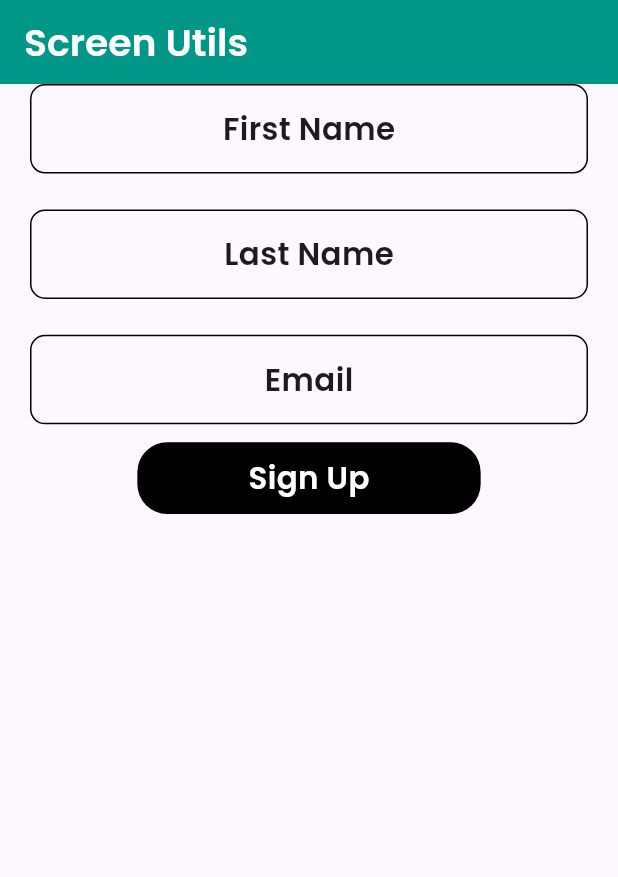
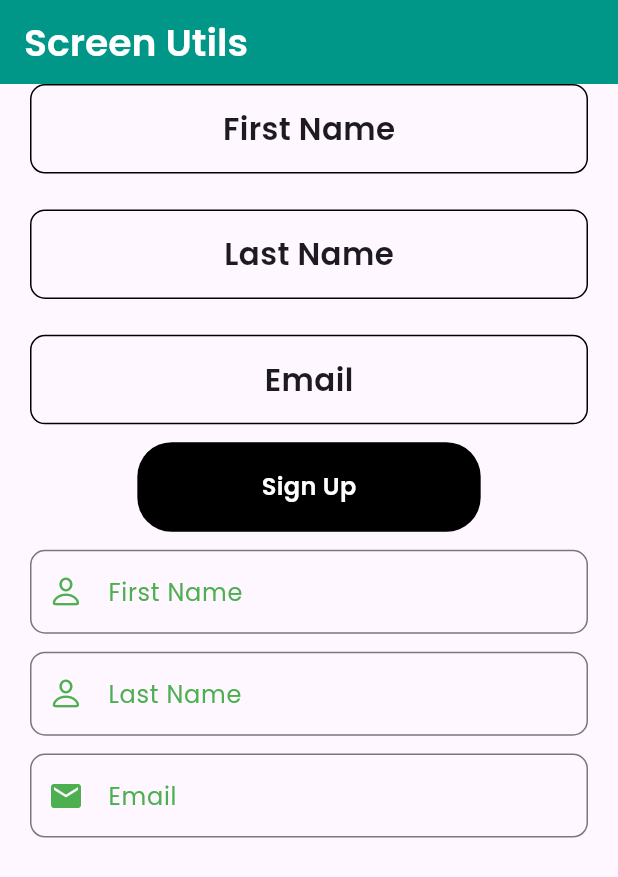
Before and after one commit to Malik399758/Firebase_testing_project, a Flutter app: the screen it shows after launch, on a phone screen of 412 x 824 dp. Shown: the top 877 px of the screen. Run offline on Flutter 3.47's test engine with Material 3 defaults, Android fonts, the phone set to English and light mode, and no system bars; our stand-ins replace cloud_firestore, firebase_auth, firebase_core, flutter_screenutil, flutter_spinkit, google_fonts; accounts and stored records are empty.

Commit message:
Customized textfield

```diff
--- /dev/null
+++ b/lib/views/components/customize_textfield.dart
@@ -0,0 +1,30 @@
+import 'package:flutter/cupertino.dart';
+import 'package:flutter/material.dart';
+import 'package:google_fonts/google_fonts.dart';
+
+class CustomizeTextfield extends StatefulWidget {
+  String hintText;
+  String labelText;
+  final IconData iconData;
+  CustomizeTextfield({super.key,required this.hintText,required this.labelText,required this.iconData});
+
+  @override
+  State<CustomizeTextfield> createState() => _CustomizeTextfieldState();
+}
+
+class _CustomizeTextfieldState extends State<CustomizeTextfield> {
+  @override
+  Widget build(BuildContext context) {
+    return TextFormField(
+      decoration: InputDecoration(
+        hintStyle: GoogleFonts.poppins(color: Colors.green),
+        hintText: widget.hintText,
+        label: Text(widget.labelText,style: GoogleFonts.poppins(color: Colors.green),),
+         prefixIcon: Icon(widget.iconData,color: Colors.green,),
+        border: OutlineInputBorder(
+          borderRadius: BorderRadius.circular(10)
+        )
+      ),
+    );
+  }
+}
--- a/lib/views/screens/screen_utils/screen_utils_screen.dart
+++ b/lib/views/screens/screen_utils/screen_utils_screen.dart
@@ -1,3 +1,4 @@
+import 'package:firebase_first_testing/views/components/customize_textfield.dart';
 import 'package:flutter/cupertino.dart';
 import 'package:flutter/material.dart';
 import 'package:flutter_screenutil/flutter_screenutil.dart';
@@ -20,6 +21,7 @@ class _ScreenUtilsScreenState extends State<ScreenUtilsScreen> {
       ),
       body: Padding(
         padding: const EdgeInsets.symmetric(horizontal: 20),
+        child: SingleChildScrollView(
           child: Column(
             children: [
               Container(
@@ -60,14 +62,24 @@ class _ScreenUtilsScreenState extends State<ScreenUtilsScreen> {
               SizedBox(height: 10.h,),
               Container(
                 width: 200.w,
-              height: 40.h,
+                height: 50.h,
                 decoration: BoxDecoration(
-                borderRadius: BorderRadius.circular(20),
+                  borderRadius: BorderRadius.circular(20.r),
                   color: CupertinoColors.black
                 ),
-              child: Center(child: Text('Sign Up',style: GoogleFonts.poppins(fontSize: 18.sp,fontWeight: FontWeight.w600,color: Colors.white),)),
+                child: Center(child: Text('Sign Up',style: GoogleFonts.poppins(fontSize: 14.sp,fontWeight: FontWeight.w600,color: Colors.white),)),
               ),
+
+              // Customize TextField
+              SizedBox(height: 10.h,),
+              CustomizeTextfield(hintText: 'Enter first Name', labelText: 'First Name', iconData: CupertinoIcons.person),
+              SizedBox(height: 10.h,),
+              CustomizeTextfield(hintText: 'Enter last Name', labelText: 'Last Name', iconData: CupertinoIcons.person),
+              SizedBox(height: 10.h,),
+              CustomizeTextfield(hintText: 'Enter your email', labelText: 'Email', iconData: Icons.email),
+
             ],
+          ),
         ),
       ),
     );
```
Lines whose indentation alone changed are shown as unchanged.
